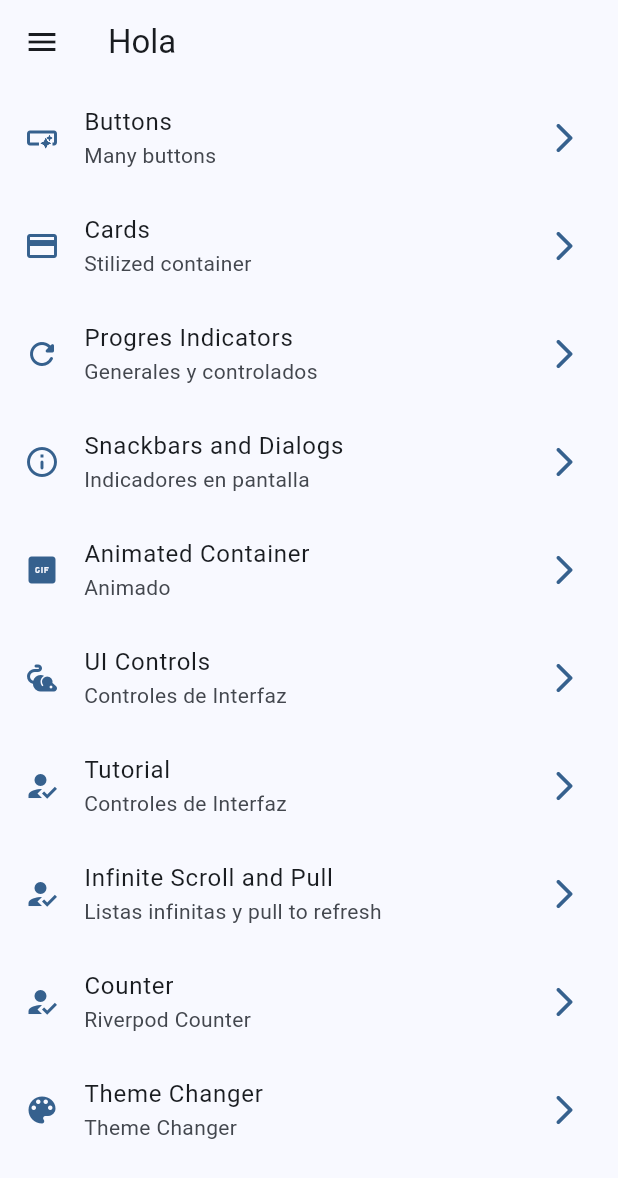
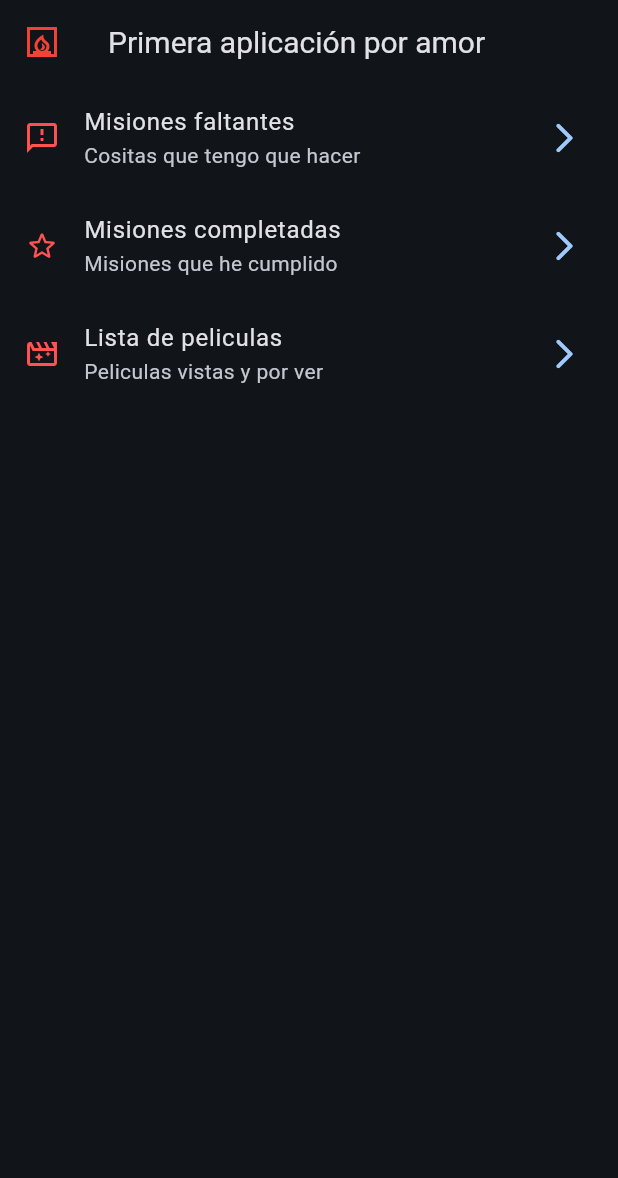
Before and after one commit to StiveenDavidBolanos/StiveenDavidBolanos, a Flutter app: the screen it shows after launch, on a phone screen of 412 x 824 dp. Shown: the top 1178 px of the screen. Run offline on Flutter 3.47's test engine with Material 3 defaults, Android fonts, the phone set to English and light mode, and no system bars; our stand-ins replace animate_do, flutter_riverpod, go_router.

Commit message:
Creado los items y rutas de las 3 ideas

```diff
--- a/lib/config/menu/menu_items.dart
+++ b/lib/config/menu/menu_items.dart
@@ -15,53 +15,18 @@ class MenuItems {
 
 List<MenuItems> appMenuItems = [
   const MenuItems(
-      title: 'Buttons',
-      subtitle: 'Many buttons',
-      url: '/buttons',
-      icon: Icons.smart_button_outlined),
+      title: 'Misiones faltantes',
+      subtitle: 'Cositas que tengo que hacer',
+      url: '/uncompleted',
+      icon: Icons.sms_failed_outlined),
   const MenuItems(
-      title: 'Cards',
-      subtitle: 'Stilized container',
-      url: '/cards',
-      icon: Icons.credit_card),
+      title: 'Misiones completadas',
+      subtitle: 'Misiones que he cumplido',
+      url: '/completed',
+      icon: Icons.star_border_rounded),
   const MenuItems(
-      title: 'Progres Indicators',
-      subtitle: 'Generales y controlados',
-      url: '/progress',
-      icon: Icons.refresh_rounded),
-  const MenuItems(
-      title: 'Snackbars and Dialogs',
-      subtitle: 'Indicadores en pantalla',
-      url: '/snackbar',
-      icon: Icons.info_outline_rounded),
-  const MenuItems(
-      title: 'Animated Container',
-      subtitle: 'Animado',
-      url: '/animated',
-      icon: Icons.gif_box),
-  const MenuItems(
-      title: 'UI Controls',
-      subtitle: 'Controles de Interfaz',
-      url: '/uicontrol',
-      icon: Icons.pest_control_rodent_rounded),
-  const MenuItems(
-      title: 'Tutorial',
-      subtitle: 'Controles de Interfaz',
-      url: '/tutorial',
-      icon: Icons.how_to_reg_sharp),
-  const MenuItems(
-      title: 'Infinite Scroll and Pull',
-      subtitle: 'Listas infinitas y pull to refresh',
-      url: '/infinite',
-      icon: Icons.how_to_reg_sharp),
-  const MenuItems(
-      title: 'Counter',
-      subtitle: 'Riverpod Counter',
-      url: '/counter',
-      icon: Icons.how_to_reg_sharp),
-  const MenuItems(
-      title: 'Theme Changer',
-      subtitle: 'Theme Changer',
-      url: '/theme',
-      icon: Icons.color_lens),
+      title: 'Lista de peliculas',
+      subtitle: 'Peliculas vistas y por ver',
+      url: '/movies',
+      icon: Icons.movie_filter_outlined),
 ];
--- a/lib/config/router/app_router.dart
+++ b/lib/config/router/app_router.dart
@@ -1,4 +1,7 @@
 import 'package:go_router/go_router.dart';
+import 'package:widgets_app/presentation/screens/misions/completed_misions_screen.dart';
+import 'package:widgets_app/presentation/screens/misions/uncompleted_misions_screen.dart';
+import 'package:widgets_app/presentation/screens/movies/movies_screen.dart';
 import 'package:widgets_app/presentation/screens/progress/progress_screen.dart';
 import 'package:widgets_app/presentation/screens/theme_changer/theme_changer_screen.dart';
 
@@ -14,14 +17,19 @@ final router = GoRouter(
       builder: (context, state) => const HomeScreen(),
     ),
     GoRoute(
-      path: '/cards',
-      name: CardsScreen.name,
-      builder: (context, state) => const CardsScreen(),
+      path: '/completed',
+      name: CompletedMisionsScreen.name,
+      builder: (context, state) => const CompletedMisionsScreen(),
     ),
     GoRoute(
-      path: '/buttons',
-      name: ButtonsScreen.name,
-      builder: (context, state) => const ButtonsScreen(),
+      path: '/uncompleted',
+      name: UncompletedMisionsScreen.name,
+      builder: (context, state) => const UncompletedMisionsScreen(),
+    ),
+    GoRoute(
+      path: '/movies',
+      name: MoviesScreen.name,
+      builder: (context, state) => const MoviesScreen(),
     ),
     GoRoute(
       path: '/progress',
--- a/lib/config/theme/app_theme.dart
+++ b/lib/config/theme/app_theme.dart
@@ -13,7 +13,7 @@ class AppTheme {
   final int selectedColor;
   final bool isDarkMode;
 
-  AppTheme({this.isDarkMode = false, this.selectedColor = 0})
+  AppTheme({this.isDarkMode = true, this.selectedColor = 0})
       : assert(selectedColor >= 0 && selectedColor <= colorList.length - 1,
             'Selected color must be between 0 and ${colorList.length - 1}');
 
--- a/lib/presentation/screens/home/home_screen.dart
+++ b/lib/presentation/screens/home/home_screen.dart
@@ -13,7 +13,14 @@ class HomeScreen extends StatelessWidget {
     return Scaffold(
       key: scaffoldkey,
       appBar: AppBar(
-        title: const Text('Hola'),
+        title: const Text(
+          'Primera aplicación por amor',
+          style: TextStyle(fontSize: 20),
+        ),
+        leading: Icon(
+          Icons.fireplace_outlined,
+          color: Colors.red,
+        ),
       ),
       body: const _HomeView(),
       drawer: SideMenu(
@@ -53,7 +60,10 @@ class _CustomListTile extends StatelessWidget {
         Icons.arrow_forward_ios_rounded,
       ),
       iconColor: colors.primary,
-      leading: Icon(item.icon),
+      leading: Icon(
+        item.icon,
+        color: Colors.redAccent,
+      ),
       title: Text(item.title),
       subtitle: Text(item.subtitle),
       onTap: () {
```
Also changed, not shown: lib/presentation/screens/misions/completed_misions_screen.dart (added, +15 -0 lines), lib/presentation/screens/misions/uncompleted_misions_screen.dart (added, +15 -0 lines), lib/presentation/screens/movies/movies_screen.dart (added, +14 -0 lines), lib/presentation/screens/theme_changer/theme_changer_screen.dart (+3 -5 lines).
